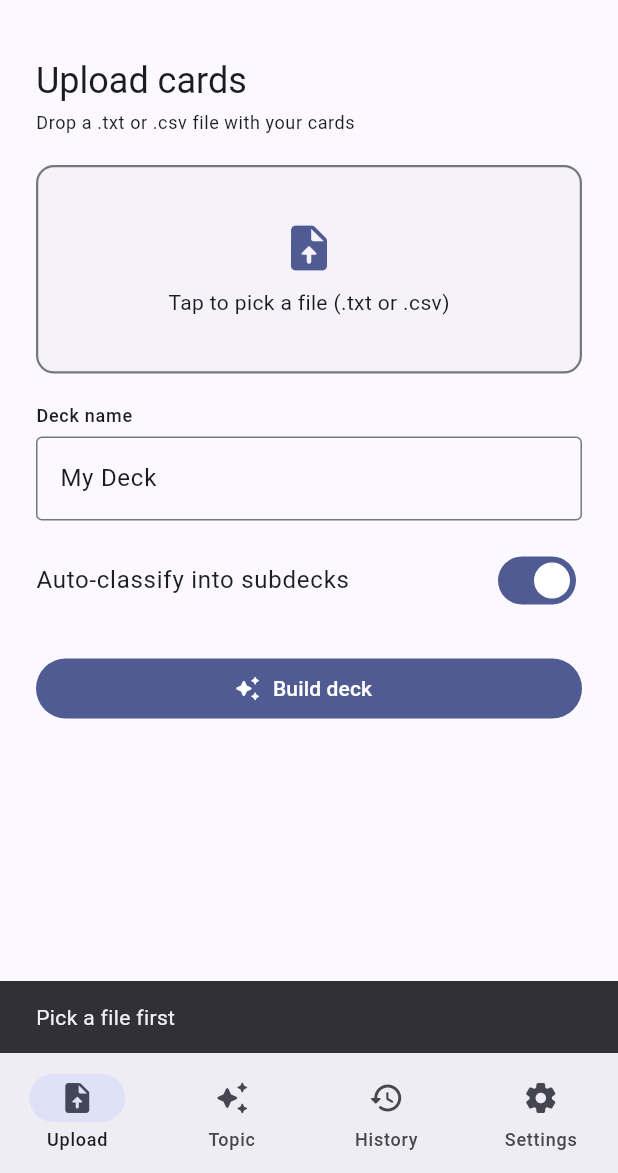
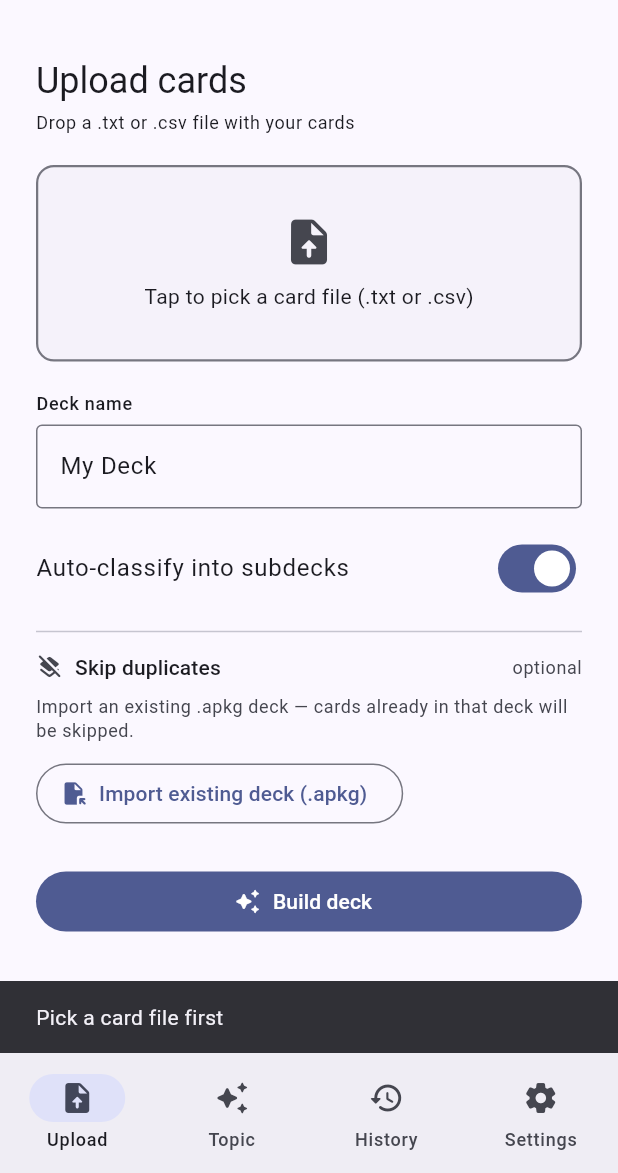
Before and after one commit to dsabharwal326/decksmith-app, a Flutter app: the screen it shows after launch, after a tap on "Build deck", on a phone screen of 412 x 824 dp, the part 63-1236 px from its top. Run offline on Flutter 3.47's test engine with Material 3 defaults, Android fonts, the phone set to English and light mode, and no system bars; our stand-ins replace file_picker, shared_preferences.

Commit message:
Add .apkg import and dedup to upload screen
Optional "skip duplicates" section on the Upload screen — user picks
an existing .apkg, cards already in that deck are filtered out before
building. Dupes skipped count shown as a badge on the export screen.
Wires into the existing /dedupe FastAPI endpoint.

Co-Authored-By: Claude Sonnet 4.6 <noreply@anthropic.com>

```diff
--- a/lib/models/app_state.dart
+++ b/lib/models/app_state.dart
@@ -70,6 +70,11 @@ class AppState extends ChangeNotifier {
   Uint8List? builtApkgData;
   String? errorMessage;
 
+  // dedup
+  Uint8List? existingApkgBytes;
+  String? existingApkgName;
+  int dupesSkipped = 0;
+
   List<HistoryEntry> history = [];
 
   String apiBaseURL = 'http://localhost:8503';
@@ -139,6 +144,18 @@ class AppState extends ChangeNotifier {
     notifyListeners();
   }
 
+  void setExistingApkg(Uint8List bytes, String name) {
+    existingApkgBytes = bytes;
+    existingApkgName = name;
+    notifyListeners();
+  }
+
+  void clearExistingApkg() {
+    existingApkgBytes = null;
+    existingApkgName = null;
+    notifyListeners();
+  }
+
   void reset() {
     cardText = '';
     parsedNotes = [];
@@ -149,6 +166,7 @@ class AppState extends ChangeNotifier {
     errorMessage = null;
     processingStatus = '';
     processingProgress = 0;
+    dupesSkipped = 0;
     phase = AppPhase.idle;
     notifyListeners();
   }
--- a/lib/screens/upload_screen.dart
+++ b/lib/screens/upload_screen.dart
@@ -20,20 +20,35 @@ class _UploadScreenState extends State<UploadScreen> {
     super.dispose();
   }
 
-  Future<void> _pickFile() async {
-    final result = await FilePicker.platform.pickFiles(type: FileType.custom, allowedExtensions: ['txt', 'csv'], withData: true);
+  Future<void> _pickCardFile() async {
+    final result = await FilePicker.platform.pickFiles(
+      type: FileType.custom,
+      allowedExtensions: ['txt', 'csv'],
+      withData: true,
+    );
     if (result == null || result.files.isEmpty) return;
+    if (!mounted) return;
     final file = result.files.first;
-    final text = String.fromCharCodes(file.bytes!);
+    setState(() => _fileName = file.name);
+    context.read<AppState>().cardText = String.fromCharCodes(file.bytes!);
+  }
+
+  Future<void> _pickApkg() async {
+    final result = await FilePicker.platform.pickFiles(
+      type: FileType.custom,
+      allowedExtensions: ['apkg'],
+      withData: true,
+    );
+    if (result == null || result.files.isEmpty) return;
     if (!mounted) return;
-    setState(() => _fileName = file.name);
-    context.read<AppState>().cardText = text;
+    final file = result.files.first;
+    context.read<AppState>().setExistingApkg(file.bytes!, file.name);
   }
 
   Future<void> _build() async {
     final state = context.read<AppState>();
     if (state.cardText.isEmpty) {
-      ScaffoldMessenger.of(context).showSnackBar(const SnackBar(content: Text('Pick a file first')));
+      ScaffoldMessenger.of(context).showSnackBar(const SnackBar(content: Text('Pick a card file first')));
       return;
     }
     state.deckName = _deckNameCtrl.text.trim().isEmpty ? 'My Deck' : _deckNameCtrl.text.trim();
@@ -41,12 +56,22 @@ class _UploadScreenState extends State<UploadScreen> {
     final api = ApiService(state);
     try {
       state.setProgress('Parsing cards…', 0.1);
-      final notes = await api.parseCards(state.cardText);
+      var notes = await api.parseCards(state.cardText);
 
-      state.setProgress('Validating…', 0.35);
+      if (state.existingApkgBytes != null) {
+        state.setProgress('Checking for duplicates…', 0.3);
+        final dedupeResult = await api.dedupe(apkgBytes: state.existingApkgBytes!, notes: notes);
+        final newNotes = (dedupeResult['new_notes'] as List)
+            .map((n) => NoteModel.fromJson(n as Map<String, dynamic>))
+            .toList();
+        state.dupesSkipped = dedupeResult['duplicate_count'] as int;
+        notes = newNotes;
+      }
+
+      state.setProgress('Validating…', 0.5);
       final validation = await api.validate(notes);
 
-      state.setProgress('Building deck…', 0.7);
+      state.setProgress('Building deck…', 0.75);
       final apkg = await api.buildDeck(notes: notes, deckName: state.deckName, classify: state.classify);
 
       state.setResults(notes: notes, validation: validation, cards: notes.length, subdecks: []);
@@ -70,32 +95,55 @@ class _UploadScreenState extends State<UploadScreen> {
           Text('Drop a .txt or .csv file with your cards', style: Theme.of(context).textTheme.bodySmall),
           const SizedBox(height: 20),
 
+          // ── Card file picker ──
           GestureDetector(
-            onTap: _pickFile,
+            onTap: _pickCardFile,
             child: Container(
               width: double.infinity,
-              padding: const EdgeInsets.symmetric(vertical: 36),
+              padding: const EdgeInsets.symmetric(vertical: 32),
               decoration: BoxDecoration(
-                border: Border.all(color: Theme.of(context).colorScheme.outline, style: BorderStyle.solid, width: 1.5),
+                border: Border.all(
+                  color: _fileName != null
+                      ? Theme.of(context).colorScheme.primary
+                      : Theme.of(context).colorScheme.outline,
+                  style: BorderStyle.solid,
+                  width: 1.5,
+                ),
                 borderRadius: BorderRadius.circular(12),
-                color: Theme.of(context).colorScheme.surfaceContainerLow,
+                color: _fileName != null
+                    ? Theme.of(context).colorScheme.primaryContainer.withOpacity(0.3)
+                    : Theme.of(context).colorScheme.surfaceContainerLow,
               ),
               child: Column(
                 children: [
-                  Icon(Icons.upload_file_rounded, size: 36, color: Theme.of(context).colorScheme.primary),
+                  Icon(
+                    _fileName != null ? Icons.check_circle_rounded : Icons.upload_file_rounded,
+                    size: 36,
+                    color: _fileName != null
+                        ? Theme.of(context).colorScheme.primary
+                        : Theme.of(context).colorScheme.onSurfaceVariant,
+                  ),
                   const SizedBox(height: 8),
-                  Text(_fileName ?? 'Tap to pick a file (.txt or .csv)', style: Theme.of(context).textTheme.bodyMedium),
+                  Text(
+                    _fileName ?? 'Tap to pick a card file (.txt or .csv)',
+                    style: Theme.of(context).textTheme.bodyMedium,
+                  ),
                 ],
               ),
             ),
           ),
 
           const SizedBox(height: 20),
+
+          // ── Deck name ──
           Text('Deck name', style: Theme.of(context).textTheme.labelMedium),
           const SizedBox(height: 6),
           TextField(
             controller: _deckNameCtrl,
-            decoration: const InputDecoration(hintText: 'e.g. Cardiology Block 2', border: OutlineInputBorder()),
+            decoration: const InputDecoration(
+              hintText: 'e.g. Cardiology Block 2',
+              border: OutlineInputBorder(),
+            ),
           ),
 
           const SizedBox(height: 12),
@@ -106,7 +154,59 @@ class _UploadScreenState extends State<UploadScreen> {
             contentPadding: EdgeInsets.zero,
           ),
 
-          const SizedBox(height: 20),
+          const Divider(height: 28),
+
+          // ── Dedup section ──
+          Row(
+            children: [
+              Icon(Icons.layers_clear_rounded, size: 18, color: Theme.of(context).colorScheme.onSurfaceVariant),
+              const SizedBox(width: 8),
+              Text('Skip duplicates', style: Theme.of(context).textTheme.titleSmall),
+              const Spacer(),
+              Text('optional', style: Theme.of(context).textTheme.bodySmall?.copyWith(color: Theme.of(context).colorScheme.onSurfaceVariant)),
+            ],
+          ),
+          const SizedBox(height: 8),
+          Text(
+            'Import an existing .apkg deck — cards already in that deck will be skipped.',
+            style: Theme.of(context).textTheme.bodySmall?.copyWith(color: Theme.of(context).colorScheme.onSurfaceVariant),
+          ),
+          const SizedBox(height: 10),
+
+          if (state.existingApkgName != null) ...[
+            Container(
+              padding: const EdgeInsets.symmetric(horizontal: 12, vertical: 10),
+              decoration: BoxDecoration(
+                color: Theme.of(context).colorScheme.secondaryContainer.withOpacity(0.4),
+                borderRadius: BorderRadius.circular(8),
+                border: Border.all(color: Theme.of(context).colorScheme.outline.withOpacity(0.4)),
+              ),
+              child: Row(
+                children: [
+                  Icon(Icons.check_circle_rounded, size: 16, color: Theme.of(context).colorScheme.secondary),
+                  const SizedBox(width: 8),
+                  Expanded(
+                    child: Text(state.existingApkgName!, style: Theme.of(context).textTheme.bodySmall, overflow: TextOverflow.ellipsis),
+                  ),
+                  GestureDetector(
+                    onTap: state.clearExistingApkg,
+                    child: Icon(Icons.close_rounded, size: 16, color: Theme.of(context).colorScheme.onSurfaceVariant),
+                  ),
+                ],
+              ),
+            ),
+            const SizedBox(height: 8),
+          ],
+
+          OutlinedButton.icon(
+            onPressed: _pickApkg,
+            icon: const Icon(Icons.file_open_rounded, size: 18),
+            label: Text(state.existingApkgName != null ? 'Change .apkg' : 'Import existing deck (.apkg)'),
+          ),
+
+          const SizedBox(height: 24),
+
+          // ── Build button ──
           SizedBox(
             width: double.infinity,
             child: FilledButton.icon(
```
Also changed, not shown: lib/screens/export_screen.dart (+16 -0 lines), lib/services/api_service.dart (+11 -0 lines).
